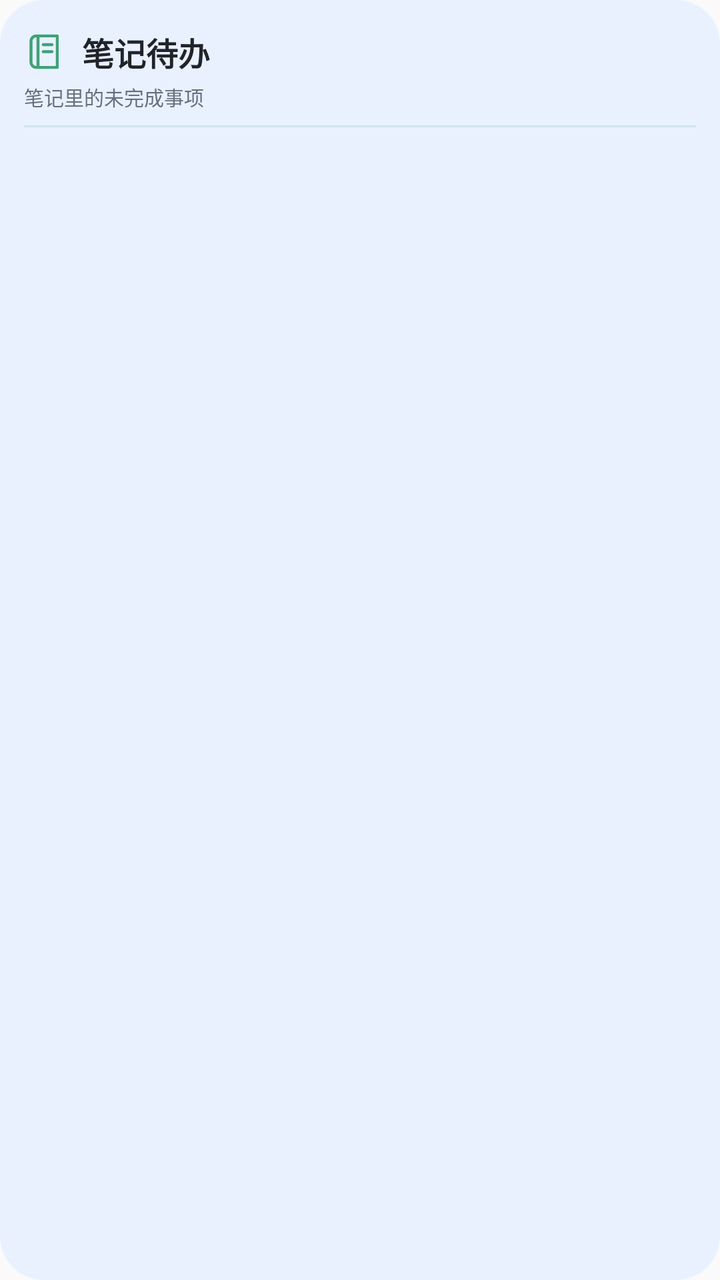
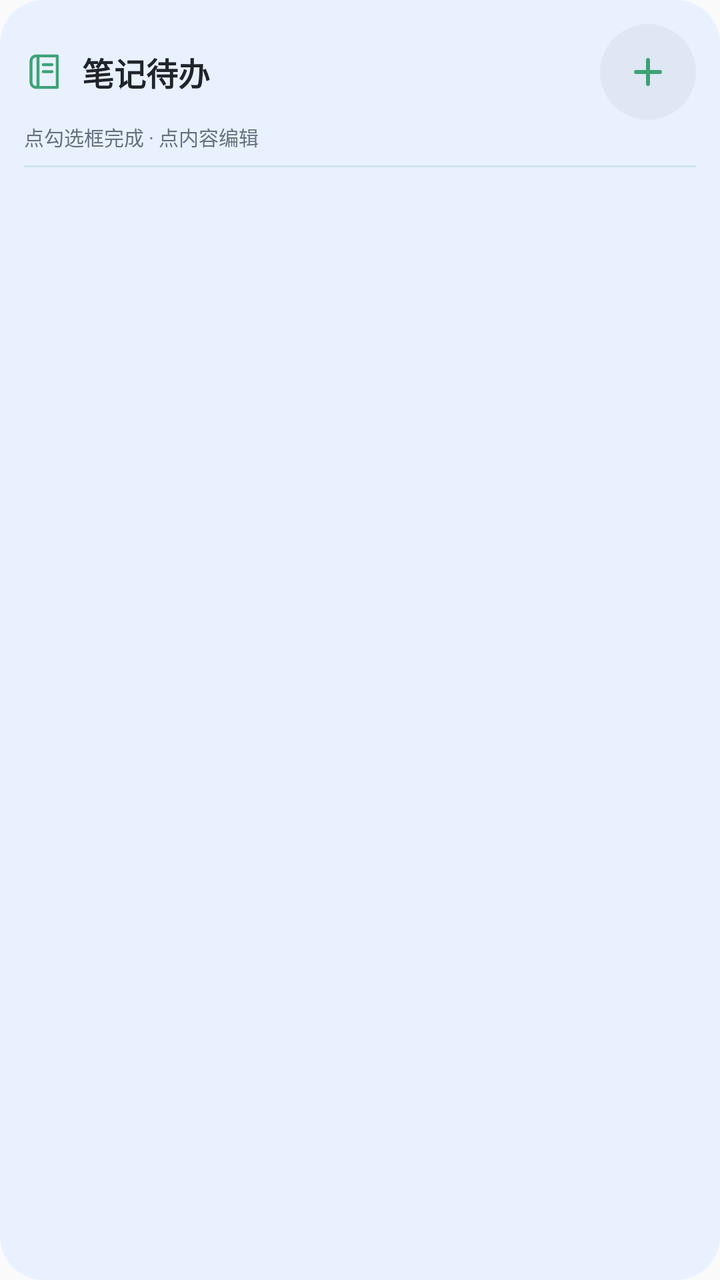

Screens rendered from an Android XML layout before and after an edit, with the pre-edit source and the edit as a unified diff.
<!-- AndroidManifest.xml: another module's application theme Theme.CurSimple -->
<!-- res/layout/widget_memo.xml -->
<?xml version="1.0" encoding="utf-8"?>
<FrameLayout xmlns:android="http://schemas.android.com/apk/res/android"
    android:id="@+id/memo_root"
    android:layout_width="match_parent"
    android:layout_height="match_parent"
    android:background="@drawable/widget_bg_card">

    <ImageView
        android:id="@+id/widget_background_image"
        android:layout_width="match_parent"
        android:layout_height="match_parent"
        android:contentDescription="@null"
        android:scaleType="centerCrop"
        android:visibility="gone" />

    <TextView
        android:id="@+id/widget_background_scrim"
        android:layout_width="match_parent"
        android:layout_height="match_parent"
        android:background="#66FFFFFF"
        android:visibility="gone" />

    <LinearLayout
        android:layout_width="match_parent"
        android:layout_height="match_parent"
        android:orientation="vertical"
        android:padding="12dp">

        <LinearLayout
            android:layout_width="match_parent"
            android:layout_height="wrap_content"
            android:minHeight="28dp"
            android:gravity="center_vertical"
            android:orientation="horizontal">

            <ImageView
                android:id="@+id/memo_icon"
                android:layout_width="21dp"
                android:layout_height="21dp"
                android:contentDescription="@null"
                android:src="@drawable/widget_ic_notebook" />

            <TextView
                android:id="@+id/memo_title"
                android:layout_width="0dp"
                android:layout_height="wrap_content"
                android:layout_marginStart="8dp"
                android:layout_weight="1"
                android:ellipsize="end"
                android:maxLines="1"
                android:text="@string/widget_label_memo"
                android:textColor="#20242A"
                android:textSize="16sp"
                android:textStyle="bold" />

            <TextView
                android:id="@+id/memo_count"
                android:layout_width="wrap_content"
                android:layout_height="wrap_content"
                android:layout_marginStart="8dp"
                android:maxLines="1"
                android:textColor="#66707F"
                android:textSize="11sp" />
        </LinearLayout>

        <TextView
            android:id="@+id/memo_subtitle"
            android:layout_width="match_parent"
            android:layout_height="wrap_content"
            android:layout_marginTop="1dp"
            android:ellipsize="end"
            android:maxLines="1"
            android:text="@string/widget_memo_subtitle"
            android:textColor="#66707F"
            android:textSize="10sp" />

        <TextView
            android:id="@+id/memo_header_rule"
            android:layout_width="match_parent"
            android:layout_height="1dp"
            android:layout_marginTop="7dp"
            android:background="#263FA277" />

        <ListView
            android:id="@+id/memo_list"
            android:layout_width="match_parent"
            android:layout_height="wrap_content"
            android:layout_marginTop="2dp"
            android:cacheColorHint="@android:color/transparent"
            android:drawSelectorOnTop="false"
            android:listSelector="@android:color/transparent"
            android:divider="@null"
            android:dividerHeight="0dp"
            android:scrollbars="none" />

        <LinearLayout
            android:id="@+id/memo_empty"
            android:layout_width="match_parent"
            android:layout_height="0dp"
            android:layout_weight="1"
            android:gravity="center"
            android:orientation="vertical"
            android:visibility="gone">

            <ImageView
                android:id="@+id/memo_empty_icon"
                android:layout_width="28dp"
                android:layout_height="28dp"
                android:contentDescription="@null"
                android:src="@drawable/widget_ic_notebook" />

            <TextView
                android:id="@+id/memo_empty_text"
                android:layout_width="match_parent"
                android:layout_height="wrap_content"
                android:layout_marginTop="6dp"
                android:gravity="center"
                android:text="@string/widget_memo_empty"
                android:textColor="#66707F"
                android:textSize="12sp" />
        </LinearLayout>
    </LinearLayout>

    <TextView
        android:id="@+id/widget_background_error"
        android:layout_width="wrap_content"
        android:layout_height="wrap_content"
        android:layout_gravity="bottom|center_horizontal"
        android:layout_margin="8dp"
        android:background="#E6FFEBEE"
        android:paddingStart="8dp"
        android:paddingTop="3dp"
        android:paddingEnd="8dp"
        android:paddingBottom="3dp"
        android:text="@string/widget_background_image_error"
        android:textColor="#B00020"
        android:textSize="10sp"
        android:visibility="gone" />
</FrameLayout>
<!-- resources referenced by this layout -->
<resources>
  <!-- drawable widget_bg_card (drawable) -->
  <?xml version="1.0" encoding="utf-8"?>
  <shape xmlns:android="http://schemas.android.com/apk/res/android">
      <solid android:color="#FFE9F1FF" />
      <corners android:radius="22dp" />
  </shape>
  <!-- drawable widget_ic_notebook (drawable) -->
  <vector xmlns:android="http://schemas.android.com/apk/res/android"
      android:width="24dp" android:height="24dp"
      android:viewportWidth="24" android:viewportHeight="24">
      <path android:pathData="M7,3H19V21H7C5.3,21 4,19.7 4,18V6C4,4.3 5.3,3 7,3Z M8,3V21 M11,8H16 M11,12H16"
          android:fillColor="@android:color/transparent"
          android:strokeColor="#3FA277" android:strokeWidth="1.7"
          android:strokeLineCap="round" android:strokeLineJoin="round" />
  </vector>
  <string name="widget_background_image_error">背景图片无法读取</string>
  <string name="widget_label_memo">笔记待办</string>
  <string name="widget_memo_empty">待办都完成了
  在备忘录里记下下一件事</string>
  <string name="widget_memo_subtitle">笔记里的未完成事项</string>
  <style name="Theme.CurSimple" parent="@android:style/Theme.Material.Light.NoActionBar">
          <item name="android:windowActionBar">false</item>
          <item name="android:windowNoTitle">true</item>
          <item name="android:windowContentOverlay">@null</item>
          <item name="android:windowDrawsSystemBarBackgrounds">true</item>
          <item name="android:statusBarColor">@android:color/transparent</item>
          <item name="android:navigationBarColor">@android:color/transparent</item>
      </style>
</resources>

<!-- the commit's change to res/layout/widget_memo.xml (unified diff, before → after) -->
@@ -21,12 +21,14 @@
         android:visibility="gone" />
 
     <LinearLayout
+        android:id="@+id/memo_content"
         android:layout_width="match_parent"
         android:layout_height="match_parent"
         android:orientation="vertical"
         android:padding="12dp">
 
         <LinearLayout
+            android:id="@+id/memo_header"
             android:layout_width="match_parent"
             android:layout_height="wrap_content"
             android:minHeight="28dp"
@@ -48,6 +50,10 @@
                 android:layout_weight="1"
                 android:ellipsize="end"
                 android:maxLines="1"
+                android:autoSizeTextType="uniform"
+                android:autoSizeMinTextSize="12sp"
+                android:autoSizeMaxTextSize="16sp"
+                android:autoSizeStepGranularity="1sp"
                 android:text="@string/widget_label_memo"
                 android:textColor="#20242A"
                 android:textSize="16sp"
@@ -61,6 +67,16 @@
                 android:maxLines="1"
                 android:textColor="#66707F"
                 android:textSize="11sp" />
+
+            <ImageView
+                android:id="@+id/memo_add"
+                android:layout_width="48dp"
+                android:layout_height="48dp"
+                android:layout_marginStart="8dp"
+                android:padding="12dp"
+                android:background="@drawable/widget_memo_check_button"
+                android:contentDescription="@string/widget_memo_add_action"
+                android:src="@drawable/widget_ic_add" />
         </LinearLayout>
 
         <TextView
@@ -81,17 +97,12 @@
             android:layout_marginTop="7dp"
             android:background="#263FA277" />
 
-        <ListView
+        <LinearLayout
             android:id="@+id/memo_list"
             android:layout_width="match_parent"
             android:layout_height="wrap_content"
             android:layout_marginTop="2dp"
-            android:cacheColorHint="@android:color/transparent"
-            android:drawSelectorOnTop="false"
-            android:listSelector="@android:color/transparent"
-            android:divider="@null"
-            android:dividerHeight="0dp"
-            android:scrollbars="none" />
+            android:orientation="vertical" />
 
         <LinearLayout
             android:id="@+id/memo_empty"
@@ -121,6 +132,18 @@
         </LinearLayout>
     </LinearLayout>
 
+    <ImageView
+        android:id="@+id/memo_add_small"
+        android:layout_width="48dp"
+        android:layout_height="48dp"
+        android:layout_gravity="end|center_vertical"
+        android:layout_marginEnd="8dp"
+        android:padding="12dp"
+        android:background="@drawable/widget_memo_check_button"
+        android:contentDescription="@string/widget_memo_add_action"
+        android:src="@drawable/widget_ic_add"
+        android:visibility="gone" />
+
     <TextView
         android:id="@+id/widget_background_error"
         android:layout_width="wrap_content"
<!-- resource entries referenced after the edit -->
@@ -6,6 +6,13 @@
       <solid android:color="#FFE9F1FF" />
       <corners android:radius="22dp" />
   </shape>
+  <!-- drawable widget_ic_add (drawable) -->
+  <?xml version="1.0" encoding="utf-8"?>
+  <vector xmlns:android="http://schemas.android.com/apk/res/android"
+      android:width="24dp" android:height="24dp" android:viewportWidth="24" android:viewportHeight="24">
+      <path android:fillColor="#3FA277"
+          android:pathData="M11,13H6Q5.575,13 5.287,12.712Q5,12.425 5,12Q5,11.575 5.287,11.287Q5.575,11 6,11H11V6Q11,5.575 11.287,5.287Q11.575,5 12,5Q12.425,5 12.712,5.287Q13,5.575 13,6V11H18Q18.425,11 18.712,11.287Q19,11.575 19,12Q19,12.425 18.712,12.712Q18.425,13 18,13H13V18Q13,18.425 12.712,18.712Q12.425,19 12,19Q11.575,19 11.287,18.712Q11,18.425 11,18V13Z" />
+  </vector>
   <!-- drawable widget_ic_notebook (drawable) -->
   <vector xmlns:android="http://schemas.android.com/apk/res/android"
       android:width="24dp" android:height="24dp"
@@ -15,11 +22,26 @@
           android:strokeColor="#3FA277" android:strokeWidth="1.7"
           android:strokeLineCap="round" android:strokeLineJoin="round" />
   </vector>
+  <!-- drawable widget_memo_check_button (drawable) -->
+  <?xml version="1.0" encoding="utf-8"?>
+  <ripple xmlns:android="http://schemas.android.com/apk/res/android" android:color="#2020242A">
+      <item>
+          <shape android:shape="oval">
+              <solid android:color="#0C20242A" />
+          </shape>
+      </item>
+      <item android:id="@android:id/mask">
+          <shape android:shape="oval">
+              <solid android:color="#FFFFFFFF" />
+          </shape>
+      </item>
+  </ripple>
   <string name="widget_background_image_error">背景图片无法读取</string>
   <string name="widget_label_memo">笔记待办</string>
+  <string name="widget_memo_add_action">添加待办</string>
   <string name="widget_memo_empty">待办都完成了
   在备忘录里记下下一件事</string>
-  <string name="widget_memo_subtitle">笔记里的未完成事项</string>
+  <string name="widget_memo_subtitle">点勾选框完成 · 点内容编辑</string>
   <style name="Theme.CurSimple" parent="@android:style/Theme.Material.Light.NoActionBar">
           <item name="android:windowActionBar">false</item>
           <item name="android:windowNoTitle">true</item>
